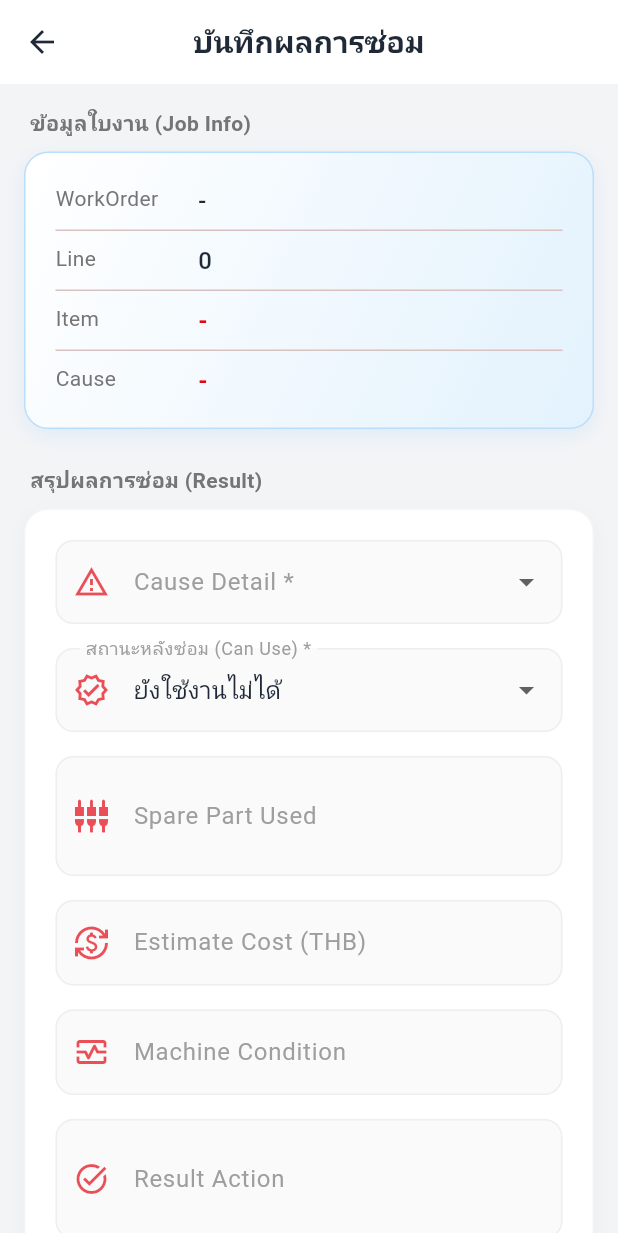
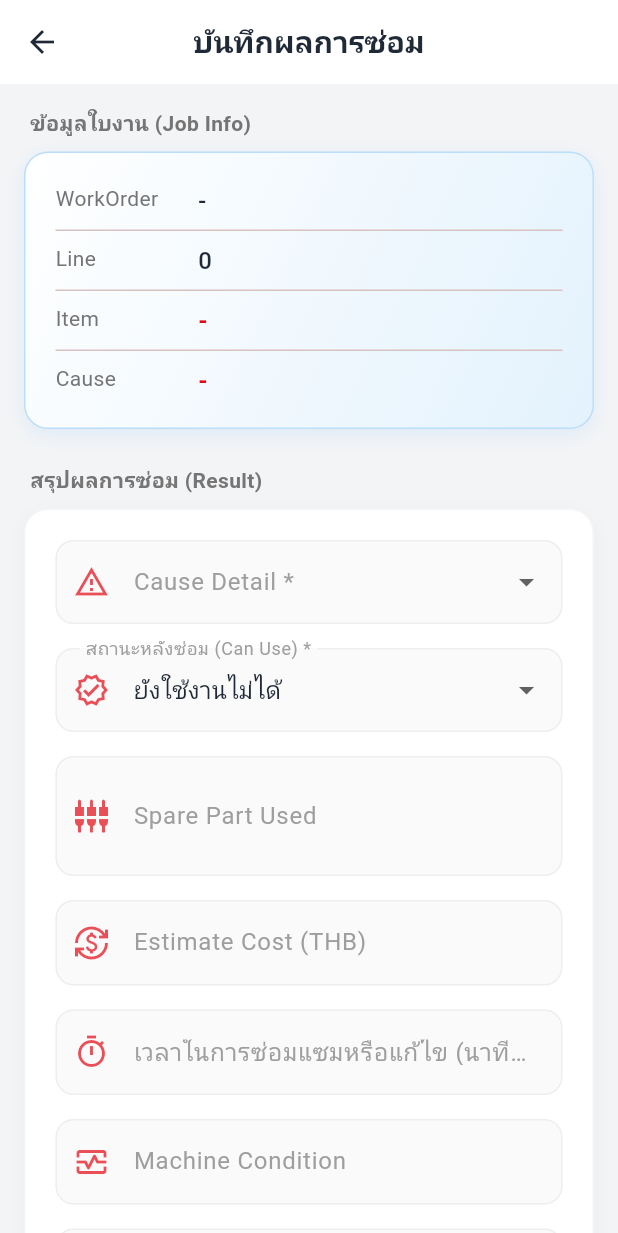
Before and after one commit to nattapol-iot/CallingApplication_TAD, a Flutter app: the JobDetailScreen screen opened directly with empty values, on a phone screen of 412 x 824 dp. Shown: the top 1233 px of the screen. Run offline on Flutter 3.47's test engine with Material 3 defaults, Android fonts, the phone set to English and light mode, and no system bars; our stand-ins replace flutter_local_notifications, google_fonts, image_picker, shared_preferences, vibration; missing offline and left inert: bcrypt, flutter_foreground_task; accounts and stored records are empty; Roboto replaces fonts that are missing (Kanit).

Commit message:
feat: Add estimate time input to Finish Job screen
- Add 'เวลาในการซ่อมแซมหรือแก้ไข (นาที)' input field
- Input accepts minutes as integer
- Validation: must be positive number
- Include estimate_time in FINISH_JOB WebSocket payload
- Update README branding to THAI ASAHI DENSO

```diff
--- a/lib/screens/job_detail_screen.dart
+++ b/lib/screens/job_detail_screen.dart
@@ -31,6 +31,7 @@ class _JobDetailScreenState extends State<JobDetailScreen> {
   // NEW fields
   final _sparePartCtrl = TextEditingController();
   final _estimateCostCtrl = TextEditingController();
+  final _estimateTimeCtrl = TextEditingController();
   final _machineCondCtrl = TextEditingController();
   final _resultActionCtrl = TextEditingController();
 
@@ -76,6 +77,7 @@ class _JobDetailScreenState extends State<JobDetailScreen> {
   void dispose() {
     _sparePartCtrl.dispose();
     _estimateCostCtrl.dispose();
+    _estimateTimeCtrl.dispose();
     _machineCondCtrl.dispose();
     _resultActionCtrl.dispose();
     super.dispose();
@@ -162,6 +164,21 @@ class _JobDetailScreenState extends State<JobDetailScreen> {
       return;
     }
 
+    // validate estimate_time
+    final estimateTime = int.tryParse(_estimateTimeCtrl.text.trim());
+    if (estimateTime == null || estimateTime <= 0) {
+      ScaffoldMessenger.of(context).showSnackBar(
+        SnackBar(
+          content: Text(
+            'กรุณากรอกเวลาในการซ่อมแซมเป็นจำนวนนาที',
+            style: GoogleFonts.kanit(),
+          ),
+          backgroundColor: Colors.red,
+        ),
+      );
+      return;
+    }
+
     // ✅ REQUIRED: ต้องแนบรูปทุกครั้ง
     if (_photo == null) {
       ScaffoldMessenger.of(context).showSnackBar(
@@ -192,6 +209,7 @@ class _JobDetailScreenState extends State<JobDetailScreen> {
         "result_action": _resultActionCtrl.text.trim(),
         "cause_detail": _causeDetailSelected,
         "can_use": _canUse,
+        "estimate_time": estimateTime,
       };
 
       widget.onSendCommand(finishPayload);
@@ -526,6 +544,16 @@ class _JobDetailScreenState extends State<JobDetailScreen> {
                     const SizedBox(height: 16),
 
                     _textInput(
+                      controller: _estimateTimeCtrl,
+                      label: 'เวลาในการซ่อมแซมหรือแก้ไข (นาที) *',
+                      icon: Icons.timer_outlined,
+                      requiredField: true,
+                      keyboardType: TextInputType.number,
+                      hint: 'เช่น 30, 60, 120',
+                    ),
+                    const SizedBox(height: 16),
+
+                    _textInput(
                       controller: _machineCondCtrl,
                       label: 'Machine Condition',
                       icon: Icons.monitor_heart_outlined,
```
Also changed, not shown: 1 other file.
